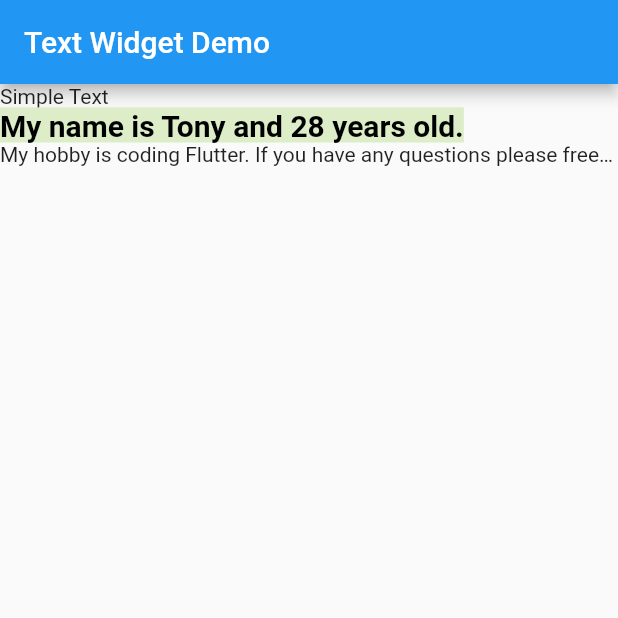
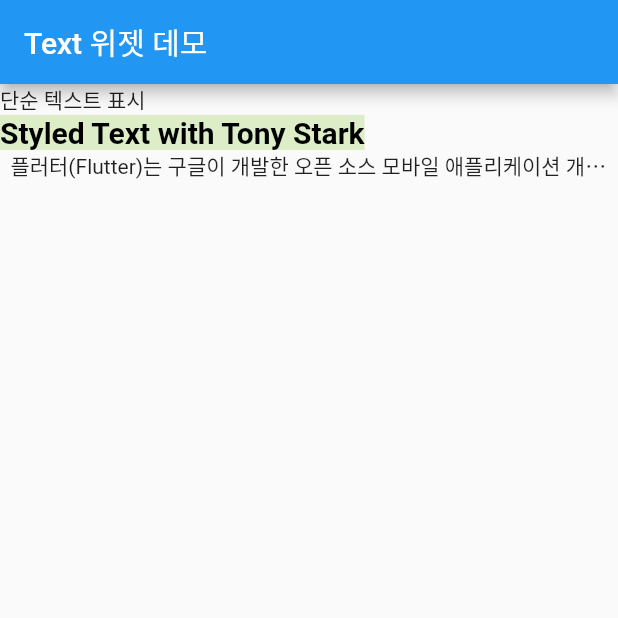
Before and after one commit to yudong80/flutter_programming, a Flutter app: the screen it shows after launch, on a phone screen of 412 x 824 dp, the top half of it. Run offline on Flutter 3.47's test engine with Material 2 defaults, Android fonts, the phone set to English and light mode, and no system bars.

Commit message:
[text_widget] fix it

```diff
--- a/layout_widgets/lib/text_examples.dart
+++ b/layout_widgets/lib/text_examples.dart
@@ -3,9 +3,12 @@ import 'package:flutter/material.dart';
 void main() => runApp(TextDemo());
 
 class TextDemo extends StatelessWidget {
-  final String _title = 'Text Widget Demo';
-  final String _name = 'Tony';
-  final int _age = 28;
+  static const String _title = "Text 위젯 데모";
+  static const String _name = 'Tony Stark';
+  static const String _longText = """
+  플러터(Flutter)는 구글이 개발한 오픈 소스 모바일 애플리케이션 개발 프레임워크이다.
+  안드로이드, iOS용 애플리케이션 개발을 위해, 또 구글 푸크시아용 애플리케이션 개발의 주된 방식으로 사용된다.
+  """;
 
   @override
   Widget build(BuildContext context) {
@@ -16,9 +19,9 @@ class TextDemo extends StatelessWidget {
           body: Column(
             crossAxisAlignment: CrossAxisAlignment.start,
             children: <Widget>[
-              Text("Simple Text"), //simple text FIXME 한글이 안되는데???
+              Text("단순 텍스트 표시"), //simple text
               Text(
-                'My name is $_name and $_age years old.', //styled text
+                'Styled Text with $_name', //styled text
                 style: TextStyle(
                     color: Colors.black,
                     fontSize: 20.0, //dp
@@ -28,8 +31,8 @@ class TextDemo extends StatelessWidget {
                     fontWeight: FontWeight.bold),
               ),
               Text(
-                'My hobby is coding Flutter. If you have any questions please free free to ask anything about it',
-                overflow: TextOverflow.ellipsis,
+                _longText,
+                overflow: TextOverflow.ellipsis, //text overflow
               ),
             ],
           ),
```
Also changed, not shown: calculator/pubspec.lock, layout_widgets/pubspec.lock.
